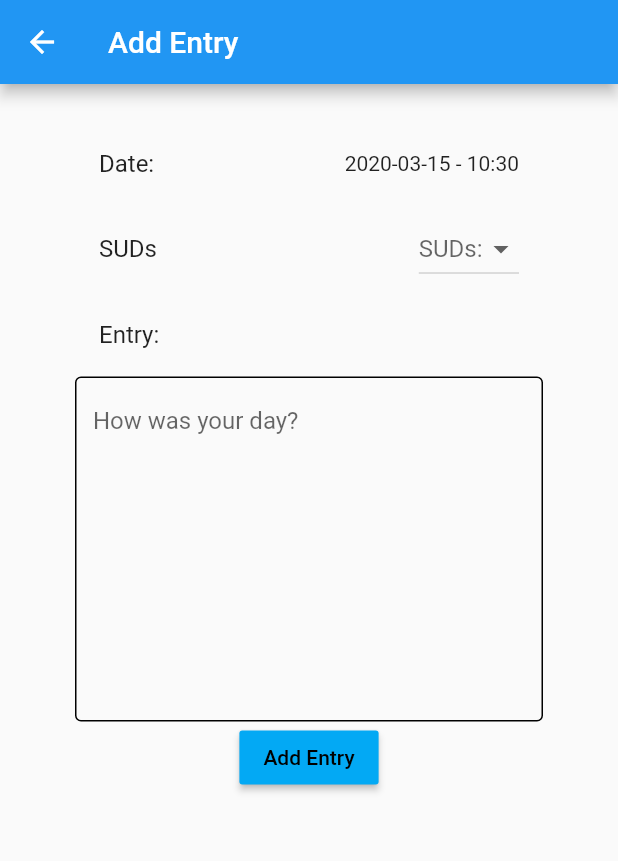
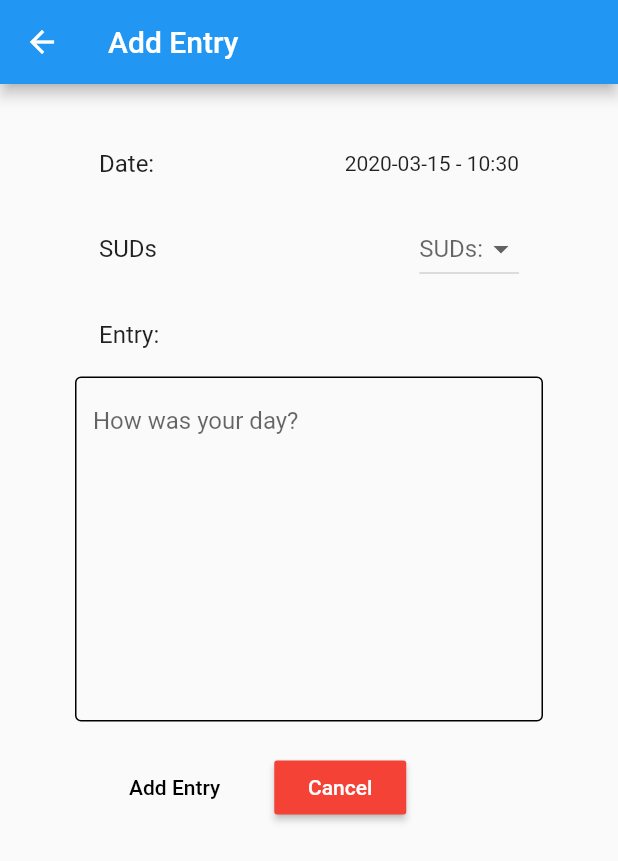
Before and after one commit to DavidParnell95/Final-Year-Project-MyTherapy, a Flutter app: the AddEntry screen opened directly, after a tap on "Add Entry", on a phone screen of 412 x 824 dp. Shown: the top 861 px of the screen. Run offline on Flutter 3.47's test engine with Material 2 defaults, Android fonts, the phone set to English and light mode, and no system bars; our stand-ins replace charts_flutter, cloud_firestore, firebase_auth, flutter_spinkit, toast; accounts and stored records are empty.

Commit message:
Addition and Entry form work

```diff
--- a/App/my_therapy/lib/Screens/Authenticate/register.dart
+++ b/App/my_therapy/lib/Screens/Authenticate/register.dart
@@ -1,7 +1,6 @@
 import 'package:flutter/material.dart';
 import 'package:my_therapy/Services/auth.dart';
 import 'package:my_therapy/Shared/constants.dart';
-import 'package:my_therapy/Shared/constants.dart' as prefix0;
 import 'package:my_therapy/Shared/loading.dart';
 
 class Register extends StatefulWidget
--- a/App/my_therapy/lib/Screens/Entries/add_entry.dart
+++ b/App/my_therapy/lib/Screens/Entries/add_entry.dart
@@ -1,8 +1,10 @@
 //New Entry Form
 
+import 'package:cloud_firestore/cloud_firestore.dart';
 import 'package:flutter/material.dart';
 import 'package:my_therapy/Services/auth.dart';
 import 'package:intl/intl.dart';
+import 'package:my_therapy/Services/database.dart';
 import 'package:my_therapy/Shared/constants.dart';
 
 class AddEntry extends StatefulWidget
@@ -68,8 +70,8 @@ class _AddEntryState extends State<AddEntry>{
                         _dropSelected = newValue;
                       });
                     },
-                    items: <String>['One', 'Two', 'Free', 'Four','Five',
-                      'Six', 'Seven', 'Eight','Nine','Ten']
+                    items: <String>['1', '2', '3', '4','5',
+                      '6', '7', '8','9','10']
                         .map<DropdownMenuItem<String>>((String value) {
                       return DropdownMenuItem<String>(
                         value: value,
@@ -85,13 +87,58 @@ class _AddEntryState extends State<AddEntry>{
                 TextFormField(
                   decoration: entryInputDecoration.copyWith(hintText: "How was your day?"),
                   maxLines: 10,
+
+                  validator: (val) => val.isEmpty ? 'Tell me, how was your day?' : null,
+                  onChanged: (val) => {
+                    setState(() => entry = val)
+                  }
                 ),
 
+                SizedBox(height: spacing),
+
                 Center(
-                  child: RaisedButton(
-                    child: Text("Add Entry",style: TextStyle(color: textColor),),
-                    color: buttonColor,
-                    onPressed: (){},
+                  child: Row(
+                    children: <Widget>[
+                      Padding(
+                        padding: EdgeInsets.all(10),
+                      ),
+
+                      //Add Button
+                      FlatButton(
+                        child: Text("Add Entry",style: TextStyle(color: textColor)),
+                        onPressed: (){
+
+                          print(entry);
+                          print(sud);
+
+                          if(entry.isNotEmpty && _dropSelected != null)
+                          {
+                            Firestore.instance.collection('entries').add({
+                              'date' : date,
+                              'suds' : _dropSelected.toString(),
+                              'entry' : entry,
+                              'uid' : (DatabaseService().uid).toString(),
+                            })
+                                .then((result) =>{
+                                  Navigator.pop(context),
+                            }).catchError((err) => print(err));
+                          }
+                        },
+                      ),
+
+                      SizedBox(width: spacing),
+
+                      //Clear Button
+                      RaisedButton(
+                        child: Text("Cancel", style: TextStyle(color: buttonText)),
+                        color: Colors.red,
+                        onPressed: (){
+                          entry ="";
+                          Navigator.pop(context);
+                        },
+                      )
+
+                    ],
                   ),
                 )
 
--- a/App/my_therapy/lib/Screens/Entries/entry_tile.dart
+++ b/App/my_therapy/lib/Screens/Entries/entry_tile.dart
@@ -63,12 +63,12 @@ class EntryTile extends StatelessWidget{
   //Checks suds rating and changes icon accordingly
   IconData checkMood() {
     //If sud is greater than 6
-    if(entry.suds < avgSudMax)
+    if(entry.suds > avgSudMax)
     {
       return Icons.mood_bad;
     }
 
-    //If sud lower than
+    //If sud lower than 4
     else if(entry.suds < avgSudMin)
     {
       return Icons.mood;
```
Also changed, not shown: App/my_therapy/lib/Screens/Analytics/analytics.dart (+1 -11 lines), App/my_therapy/lib/Screens/Entries/edit_form.dart (+13 -17 lines), App/my_therapy/lib/Services/database.dart (+7 -3 lines), 1 other file.
